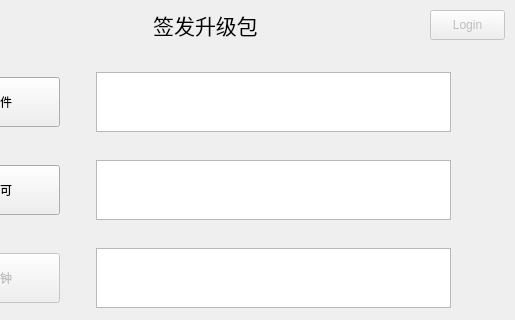
R1turn0/QtProject, file SenseD2CAPI/widget.ui: the form before one commit; both pictures show x 120 to 635 and y 0 to 320 of the 635 by 453 pixel window.
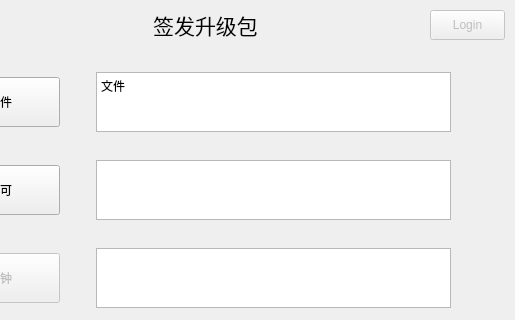
The form after the commit.

```diff
--- a/SenseD2CAPI/widget.ui
+++ b/SenseD2CAPI/widget.ui
@@ -86,7 +86,7 @@
        </spacer>
       </item>
       <item>
-       <widget class="QListView" name="listView">
+       <widget class="QTextBrowser" name="textBrowser">
         <property name="minimumSize">
          <size>
           <width>0</width>
@@ -99,6 +99,16 @@
           <height>60</height>
          </size>
         </property>
+        <property name="html">
+         <string>&lt;!DOCTYPE HTML PUBLIC &quot;-//W3C//DTD HTML 4.0//EN&quot; &quot;http://www.w3.org/TR/REC-html40/strict.dtd&quot;&gt;
+&lt;html&gt;&lt;head&gt;&lt;meta name=&quot;qrichtext&quot; content=&quot;1&quot; /&gt;&lt;meta charset=&quot;utf-8&quot; /&gt;&lt;style type=&quot;text/css&quot;&gt;
+p, li { white-space: pre-wrap; }
+hr { height: 1px; border-width: 0; }
+li.unchecked::marker { content: &quot;\2610&quot;; }
+li.checked::marker { content: &quot;\2612&quot;; }
+&lt;/style&gt;&lt;/head&gt;&lt;body style=&quot; font-family:'Microsoft YaHei UI'; font-size:9pt; font-weight:400; font-style:normal;&quot;&gt;
+&lt;p style=&quot; margin-top:0px; margin-bottom:0px; margin-left:0px; margin-right:0px; -qt-block-indent:0; text-indent:0px;&quot;&gt;文件&lt;/p&gt;&lt;/body&gt;&lt;/html&gt;</string>
+        </property>
        </widget>
       </item>
      </layout>
```
Left out of the diff: 6 changed lines with no effect on the pictures.
